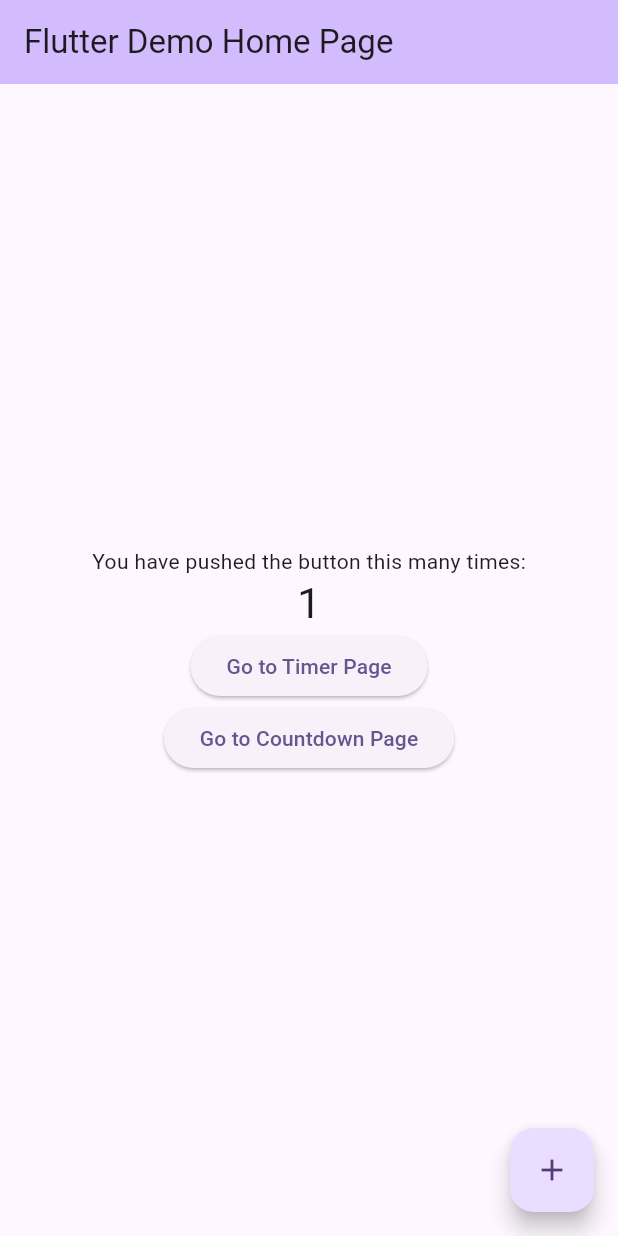
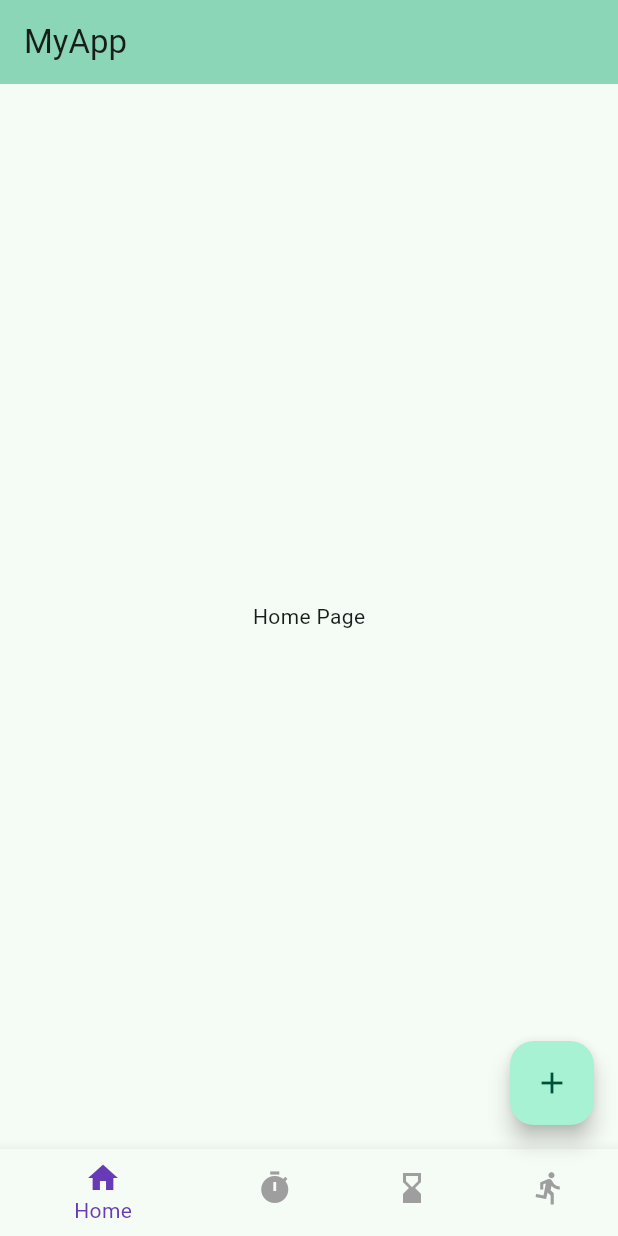
Before and after one commit to O662/w_o_app, a Flutter app: the screen it shows after launch, after a tap on the "add" icon, on a phone screen of 412 x 824 dp. Run offline on Flutter 3.47's test engine with Material 3 defaults, Android fonts, the phone set to English and light mode, and no system bars.

```diff
--- a/lib/countdown_page.dart
+++ b/lib/countdown_page.dart
@@ -1,6 +1,5 @@
 import 'package:flutter/material.dart';
 import 'dart:async';
-import 'package:flutter_local_notifications/flutter_local_notifications.dart';
 import 'main.dart'; // Import the main.dart file to access the notification plugin
 
 class CountdownPage extends StatefulWidget {
@@ -50,33 +49,12 @@ class _CountdownPageState extends State<CountdownPage> {
             _counter = int.tryParse(_durationController.text) ?? 10;
           } else {
             _timer!.cancel();
-            _showNotification();
           }
         }
       });
     });
   }
 
-  Future<void> _showNotification() async {
-    const AndroidNotificationDetails androidPlatformChannelSpecifics =
-        AndroidNotificationDetails(
-      'countdown_channel', // Channel ID
-      'Countdown Notifications', // Channel Name
-      channelDescription: 'Notifications for countdown completion', // Channel Description
-      importance: Importance.max,
-      priority: Priority.high,
-      showWhen: false,
-    );
-    const NotificationDetails platformChannelSpecifics =
-        NotificationDetails(android: androidPlatformChannelSpecifics);
-    await flutterLocalNotificationsPlugin.show(
-      0,
-      'Countdown Complete',
-      'The countdown has finished.',
-      platformChannelSpecifics,
-      payload: 'item x',
-    );
-  }
 
   @override
   void dispose() {
--- a/lib/main.dart
+++ b/lib/main.dart
@@ -1,23 +1,10 @@
 import 'package:flutter/material.dart';
-import 'package:flutter_local_notifications/flutter_local_notifications.dart';
 import 'timer_page.dart';
 import 'countdown_page.dart';
-
-final FlutterLocalNotificationsPlugin flutterLocalNotificationsPlugin =
-    FlutterLocalNotificationsPlugin();
+import 'running_page.dart'; // Import the RunningPage
 
 void main() async {
   WidgetsFlutterBinding.ensureInitialized();
-
-  const AndroidInitializationSettings initializationSettingsAndroid =
-      AndroidInitializationSettings('@mipmap/ic_launcher');
-
-  final InitializationSettings initializationSettings = InitializationSettings(
-    android: initializationSettingsAndroid,
-  );
-
-  await flutterLocalNotificationsPlugin.initialize(initializationSettings);
-
   runApp(const MyApp());
 }
 
@@ -27,12 +14,13 @@ class MyApp extends StatelessWidget {
   @override
   Widget build(BuildContext context) {
     return MaterialApp(
-      title: 'Flutter Demo',
+      title: 'MyApp',
       theme: ThemeData(
-        colorScheme: ColorScheme.fromSeed(seedColor: Colors.deepPurple),
+        colorScheme: ColorScheme.fromSeed(seedColor: const Color.fromARGB(255, 58, 183, 143)),
         useMaterial3: true,
       ),
-      home: const MyHomePage(title: 'Flutter Demo Home Page'),
+      home: const MyHomePage(title: 'MyApp'),
+      debugShowCheckedModeBanner: false, // Remove the debug banner
     );
   }
 }
@@ -48,10 +36,24 @@ class MyHomePage extends StatefulWidget {
 
 class _MyHomePageState extends State<MyHomePage> {
   int _counter = 0;
+  int _selectedIndex = 0;
+
+  static List<Widget> _widgetOptions = <Widget>[
+    Text('Home Page'),
+    TimerPage(),
+    CountdownPage(),
+    RunningPage(), // Add the RunningPage
+  ];
 
   void _incrementCounter() {
     setState(() {
       _counter++;
+    });
+  }
+
+  void _onItemTapped(int index) {
+    setState(() {
+      _selectedIndex = index;
     });
   }
 
@@ -63,42 +65,37 @@ class _MyHomePageState extends State<MyHomePage> {
         title: Text(widget.title),
       ),
       body: Center(
-        child: Column(
-          mainAxisAlignment: MainAxisAlignment.center,
-          children: <Widget>[
-            Text(
-              'You have pushed the button this many times:',
-            ),
-            Text(
-              '$_counter',
-              style: Theme.of(context).textTheme.headlineMedium,
-            ),
-            ElevatedButton(
-              onPressed: () {
-                Navigator.push(
-                  context,
-                  MaterialPageRoute(builder: (context) => TimerPage()),
-                );
-              },
-              child: Text('Go to Timer Page'),
-            ),
-            ElevatedButton(
-              onPressed: () {
-                Navigator.push(
-                  context,
-                  MaterialPageRoute(builder: (context) => CountdownPage()),
-                );
-              },
-              child: Text('Go to Countdown Page'),
-            ),
-          ],
-        ),
+        child: _widgetOptions.elementAt(_selectedIndex),
       ),
       floatingActionButton: FloatingActionButton(
         onPressed: _incrementCounter,
         tooltip: 'Increment',
         child: Icon(Icons.add),
       ),
+      bottomNavigationBar: BottomNavigationBar(
+        items: const <BottomNavigationBarItem>[
+          BottomNavigationBarItem(
+            icon: Icon(Icons.home),
+            label: 'Home',
+          ),
+          BottomNavigationBarItem(
+            icon: Icon(Icons.timer),
+            label: 'Timer',
+          ),
+          BottomNavigationBarItem(
+            icon: Icon(Icons.hourglass_bottom),
+            label: 'Countdown',
+          ),
+          BottomNavigationBarItem(
+            icon: Icon(Icons.directions_run),
+            label: 'Running', // Add the Running item
+          ),
+        ],
+        currentIndex: _selectedIndex,
+        selectedItemColor: Colors.deepPurple,
+        unselectedItemColor: Colors.grey, // Set the color for unselected items
+        onTap: _onItemTapped,
+      ),
     );
   }
 }
--- a/pubspec.yaml
+++ b/pubspec.yaml
@@ -30,7 +30,6 @@ environment:
 dependencies:
   flutter:
     sdk: flutter
-  flutter_local_notifications: ^9.0.0+1
 
   # The following adds the Cupertino Icons font to your application.
   # Use with the CupertinoIcons class for iOS style icons.
```
Also changed, not shown: lib/running_page.dart (added, +18 -0 lines), pubspec.lock, 1 other file.
